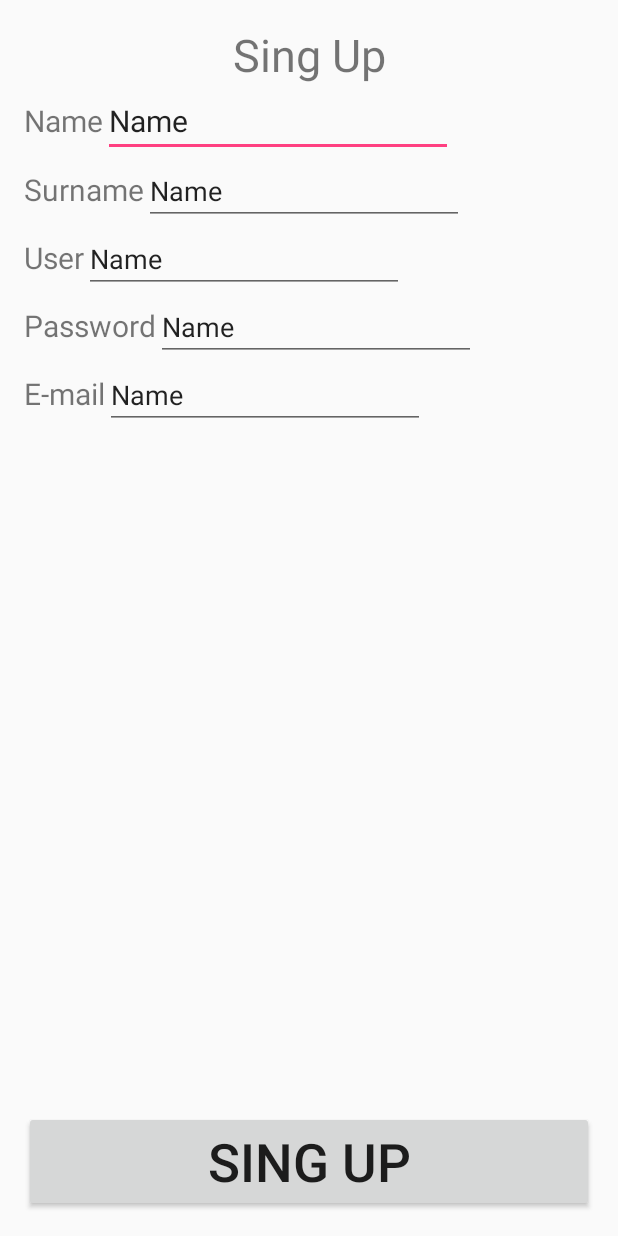
After one commit to flimapisit1/ICE_database, an Android app: the Sinup screen opened directly, with no data from a screen before it, on a phone screen of 412 x 824 dp. The commit adds this screen. Run offline under Robolectric (Android 15) with nearby library versions, the phone set to English and light mode, and no system bars.

Commit message:
finish desing Sing Up

```diff
--- a/app/src/main/AndroidManifest.xml
+++ b/app/src/main/AndroidManifest.xml
@@ -15,6 +15,7 @@
                 <category android:name="android.intent.category.LAUNCHER" />
             </intent-filter>
         </activity>
+        <activity android:name=".Sinup"></activity>
     </application>
 
 </manifest>
--- /dev/null
+++ b/app/src/main/java/ice_pbru/chusang/apisit/ice_datadase/Sinup.java
@@ -0,0 +1,13 @@
+package ice_pbru.chusang.apisit.ice_datadase;
+
+import android.support.v7.app.AppCompatActivity;
+import android.os.Bundle;
+
+public class Sinup extends AppCompatActivity {
+
+    @Override
+    protected void onCreate(Bundle savedInstanceState) {
+        super.onCreate(savedInstanceState);
+        setContentView(R.layout.activity_sinup);
+    }
+}
--- a/app/src/main/res/layout/activity_main.xml
+++ b/app/src/main/res/layout/activity_main.xml
@@ -9,8 +9,21 @@
     android:paddingTop="@dimen/activity_vertical_margin"
     tools:context="ice_pbru.chusang.apisit.ice_datadase.MainActivity">
 
-    <TextView
-        android:layout_width="match_parent"
+    <Button
+        android:layout_width="wrap_content"
         android:layout_height="wrap_content"
-        android:text="Hello World!" />
+        android:text="SIGN UP"
+        android:id="@+id/button"
+        android:textSize="35dp"
+        android:layout_alignParentBottom="true"
+        android:layout_alignParentStart="true" />
+
+    <Button
+        android:layout_width="wrap_content"
+        android:layout_height="wrap_content"
+        android:text="SIGN IN"
+        android:id="@+id/button2"
+        android:textSize="35dp"
+        android:layout_alignParentBottom="true"
+        android:layout_alignParentEnd="true" />
 </RelativeLayout>
--- /dev/null
+++ b/app/src/main/res/layout/activity_sinup.xml
@@ -0,0 +1,149 @@
+<?xml version="1.0" encoding="utf-8"?>
+<RelativeLayout xmlns:android="http://schemas.android.com/apk/res/android"
+    xmlns:tools="http://schemas.android.com/tools"
+    android:layout_width="match_parent"
+    android:layout_height="match_parent"
+    android:paddingBottom="@dimen/activity_vertical_margin"
+    android:paddingLeft="@dimen/activity_horizontal_margin"
+    android:paddingRight="@dimen/activity_horizontal_margin"
+    android:paddingTop="@dimen/activity_vertical_margin"
+    tools:context="ice_pbru.chusang.apisit.ice_datadase.Sinup">
+
+    <LinearLayout
+        android:orientation="vertical"
+        android:layout_width="match_parent"
+        android:layout_height="match_parent">
+
+        <TextView
+            android:layout_width="match_parent"
+            android:layout_height="wrap_content"
+            android:text="Sing Up"
+            android:id="@+id/textView"
+            android:gravity="center_horizontal"
+            android:textSize="30dp" />
+
+        <LinearLayout
+            android:orientation="vertical"
+            android:layout_width="match_parent"
+            android:layout_height="match_parent">
+
+            <LinearLayout
+                android:orientation="horizontal"
+                android:layout_width="match_parent"
+                android:layout_height="wrap_content">
+
+                <TextView
+                    android:layout_width="wrap_content"
+                    android:layout_height="wrap_content"
+                    android:text="Name"
+                    android:id="@+id/textView2"
+                    android:textSize="20dp" />
+
+                <EditText
+                    android:layout_width="wrap_content"
+                    android:layout_height="wrap_content"
+                    android:inputType="textPersonName"
+                    android:text="Name"
+                    android:ems="10"
+                    android:id="@+id/editText"
+                    android:textSize="20dp" />
+
+            </LinearLayout>
+
+            <LinearLayout
+                android:orientation="horizontal"
+                android:layout_width="match_parent"
+                android:layout_height="wrap_content">
+
+                <TextView
+                    android:layout_width="wrap_content"
+                    android:layout_height="wrap_content"
+                    android:text="Surname"
+                    android:id="@+id/textView3"
+                    android:textSize="20dp" />
+
+                <EditText
+                    android:layout_width="wrap_content"
+                    android:layout_height="wrap_content"
+                    android:inputType="textPersonName"
+                    android:text="Name"
+                    android:ems="10"
+                    android:id="@+id/editText2" />
+            </LinearLayout>
+
+            <LinearLayout
+                android:orientation="horizontal"
+                android:layout_width="match_parent"
+                android:layout_height="wrap_content">
+
+                <TextView
+                    android:layout_width="wrap_content"
+                    android:layout_height="wrap_content"
+                    android:text="User"
+                    android:id="@+id/textView4"
+                    android:textSize="20dp" />
+
+                <EditText
+                    android:layout_width="wrap_content"
+                    android:layout_height="wrap_content"
+                    android:inputType="textPersonName"
+                    android:text="Name"
+                    android:ems="10"
+                    android:id="@+id/editText3" />
+            </LinearLayout>
+
+            <LinearLayout
+                android:orientation="horizontal"
+                android:layout_width="match_parent"
+                android:layout_height="wrap_content">
+
+                <TextView
+                    android:layout_width="wrap_content"
+                    android:layout_height="wrap_content"
+                    android:text="Password"
+                    android:id="@+id/textView5"
+                    android:textSize="20dp" />
+
+                <EditText
+                    android:layout_width="wrap_content"
+                    android:layout_height="wrap_content"
+                    android:inputType="textPersonName"
+                    android:text="Name"
+                    android:ems="10"
+                    android:id="@+id/editText4" />
+            </LinearLayout>
+
+            <LinearLayout
+                android:orientation="horizontal"
+                android:layout_width="match_parent"
+                android:layout_height="wrap_content">
+
+                <TextView
+                    android:layout_width="wrap_content"
+                    android:layout_height="wrap_content"
+                    android:text="E-mail"
+                    android:id="@+id/textView6"
+                    android:textSize="20dp" />
+
+                <EditText
+                    android:layout_width="wrap_content"
+                    android:layout_height="wrap_content"
+                    android:inputType="textPersonName"
+                    android:text="Name"
+                    android:ems="10"
+                    android:id="@+id/editText5" />
+            </LinearLayout>
+        </LinearLayout>
+
+    </LinearLayout>
+
+    <Button
+        android:layout_width="match_parent"
+        android:layout_height="wrap_content"
+        android:text="SING UP"
+        android:id="@+id/button3"
+        android:textSize="35dp"
+        android:layout_alignParentBottom="true"
+        android:gravity="center_horizontal" />
+
+</RelativeLayout>
```
